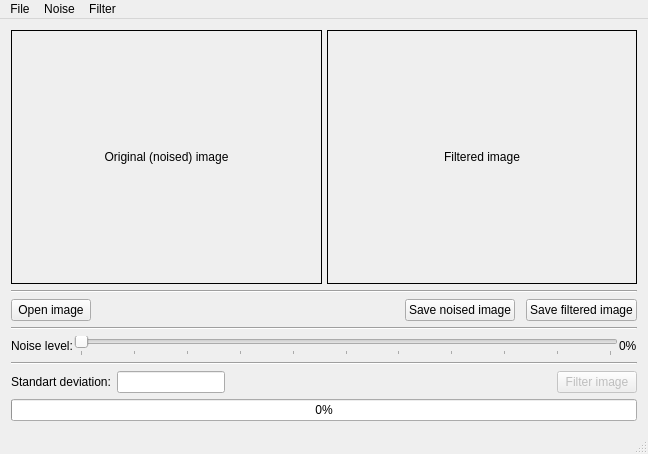
This is gui/mainwindow.ui in iamantony/FFilter as Qt 5 draws it before an edit. The edited form follows.
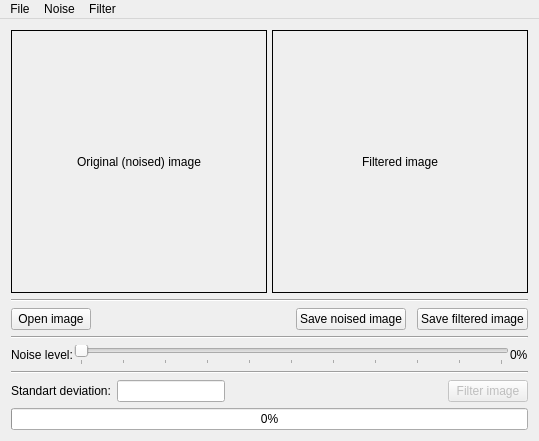
This is the edited form.

Commit message: Activate and update code that execute AggregFilterSettingsDialog

The edit to the form file:
```diff
--- a/gui/mainwindow.ui
+++ b/gui/mainwindow.ui
@@ -6,8 +6,8 @@
    <rect>
     <x>0</x>
     <y>0</y>
-    <width>648</width>
-    <height>454</height>
+    <width>537</width>
+    <height>441</height>
    </rect>
   </property>
   <property name="sizePolicy">
@@ -40,6 +40,18 @@
           <verstretch>0</verstretch>
          </sizepolicy>
         </property>
+        <property name="minimumSize">
+         <size>
+          <width>256</width>
+          <height>256</height>
+         </size>
+        </property>
+        <property name="maximumSize">
+         <size>
+          <width>1024</width>
+          <height>1024</height>
+         </size>
+        </property>
         <property name="frameShape">
          <enum>QFrame::Box</enum>
         </property>
@@ -78,6 +90,18 @@
           <verstretch>0</verstretch>
          </sizepolicy>
         </property>
+        <property name="minimumSize">
+         <size>
+          <width>256</width>
+          <height>256</height>
+         </size>
+        </property>
+        <property name="maximumSize">
+         <size>
+          <width>1024</width>
+          <height>1024</height>
+         </size>
+        </property>
         <property name="frameShape">
          <enum>QFrame::Box</enum>
         </property>
@@ -384,7 +408,7 @@
     <rect>
      <x>0</x>
      <y>0</y>
-     <width>648</width>
+     <width>537</width>
      <height>20</height>
     </rect>
    </property>
@@ -411,7 +435,6 @@
    <addaction name="menuNoise"/>
    <addaction name="menuFilter"/>
   </widget>
-  <widget class="QStatusBar" name="statusBar"/>
   <action name="actionOpen">
    <property name="text">
     <string>Open image</string>
```
Left out of the diff: 6 changed lines with no effect on the pictures. The commit also changes 2 other files.
